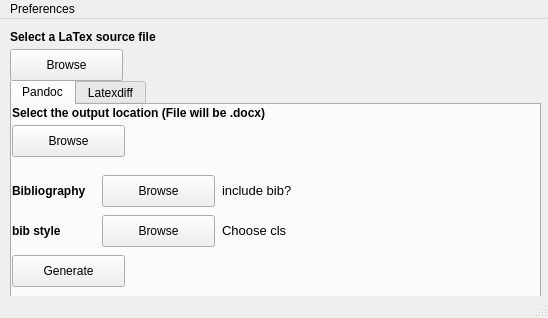
spacecadet1/latr, file mainwindow.ui: the form before one commit.
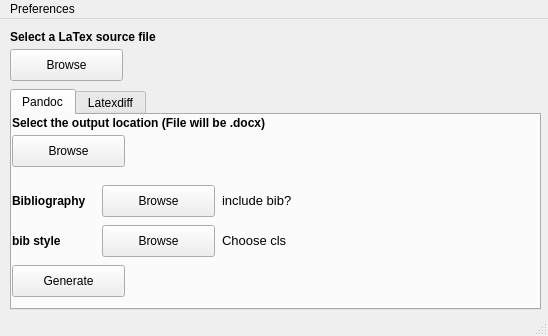
The form after the commit.

What changed in the file:
```diff
--- a/mainwindow.ui
+++ b/mainwindow.ui
@@ -7,7 +7,7 @@
     <x>0</x>
     <y>0</y>
     <width>548</width>
-    <height>318</height>
+    <height>336</height>
    </rect>
   </property>
   <property name="windowTitle">
@@ -21,7 +21,7 @@
     <property name="geometry">
      <rect>
       <x>10</x>
-      <y>60</y>
+      <y>70</y>
       <width>531</width>
       <height>221</height>
      </rect>
@@ -64,6 +64,12 @@
         <height>32</height>
        </rect>
       </property>
+      <property name="sizePolicy">
+       <sizepolicy hsizetype="Minimum" vsizetype="Minimum">
+        <horstretch>0</horstretch>
+        <verstretch>0</verstretch>
+       </sizepolicy>
+      </property>
       <property name="text">
        <string>Browse</string>
       </property>
@@ -117,6 +123,12 @@
         <height>32</height>
        </rect>
       </property>
+      <property name="sizePolicy">
+       <sizepolicy hsizetype="Minimum" vsizetype="Minimum">
+        <horstretch>0</horstretch>
+        <verstretch>0</verstretch>
+       </sizepolicy>
+      </property>
       <property name="text">
        <string>Browse</string>
       </property>
@@ -173,6 +185,12 @@
         <height>32</height>
        </rect>
       </property>
+      <property name="sizePolicy">
+       <sizepolicy hsizetype="Minimum" vsizetype="Minimum">
+        <horstretch>0</horstretch>
+        <verstretch>0</verstretch>
+       </sizepolicy>
+      </property>
       <property name="text">
        <string>Browse</string>
       </property>
@@ -204,6 +222,12 @@
         <height>32</height>
        </rect>
       </property>
+      <property name="sizePolicy">
+       <sizepolicy hsizetype="Minimum" vsizetype="Minimum">
+        <horstretch>0</horstretch>
+        <verstretch>0</verstretch>
+       </sizepolicy>
+      </property>
       <property name="text">
        <string>Generate</string>
       </property>
@@ -383,6 +407,12 @@
       <height>32</height>
      </rect>
     </property>
+    <property name="sizePolicy">
+     <sizepolicy hsizetype="Minimum" vsizetype="Minimum">
+      <horstretch>0</horstretch>
+      <verstretch>0</verstretch>
+     </sizepolicy>
+    </property>
     <property name="text">
      <string>Browse</string>
     </property>
```
